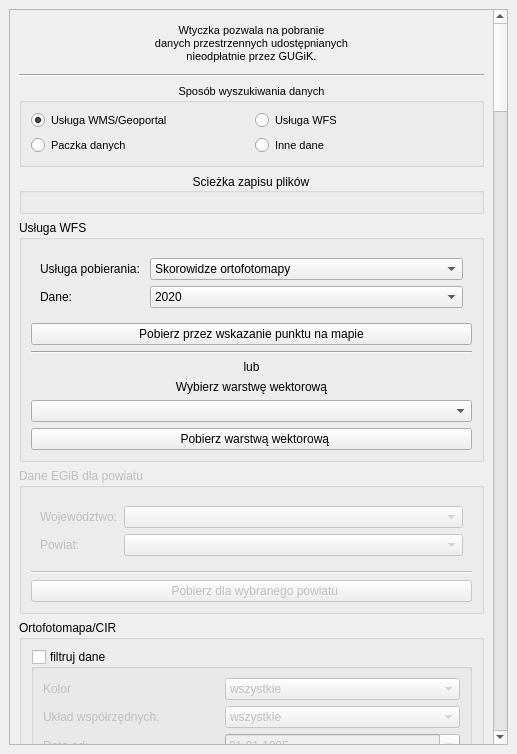
envirosolutionspl/pobieracz_danych_gugik, file pobieracz_danych_gugik_base.ui: the form before one commit.
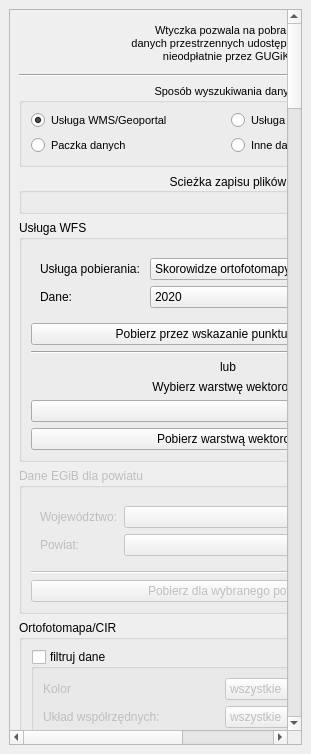
The form after the commit. Icons and pictures are not drawn. Custom widgets are drawn as their Qt base class.

```diff
--- a/pobieracz_danych_gugik_base.ui
+++ b/pobieracz_danych_gugik_base.ui
@@ -6,7 +6,7 @@
    <rect>
     <x>0</x>
     <y>0</y>
-    <width>517</width>
+    <width>311</width>
     <height>754</height>
    </rect>
   </property>
@@ -24,8 +24,8 @@
        <property name="geometry">
         <rect>
          <x>0</x>
-         <y>-6</y>
-         <width>480</width>
+         <y>0</y>
+         <width>278</width>
          <height>718</height>
         </rect>
        </property>
```
Left out of the diff: 2 changed lines with no effect on the pictures.
